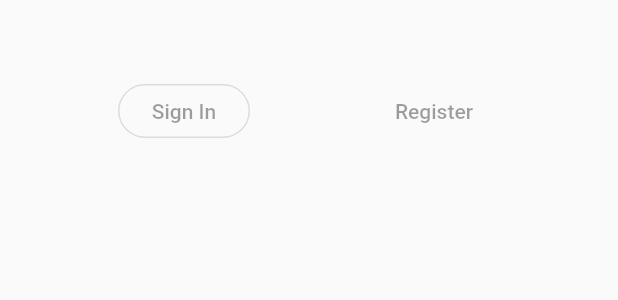
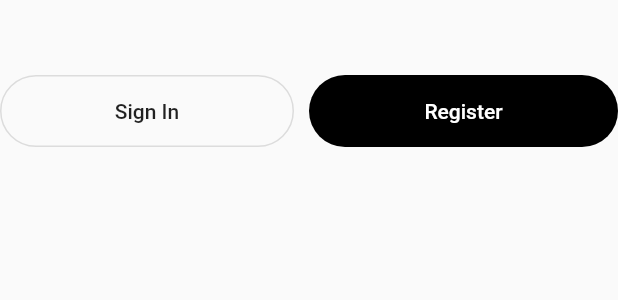
Before and after one commit to aimanuslim/Gas2Go, a Flutter app: the NextButtons widget shown alone on an empty page, opened directly, on a phone screen of 412 x 824 dp. Shown: the top 300 px of the screen. Run offline on Flutter 3.47's test engine with Material 2 defaults, Android fonts, the phone set to English and light mode, and no system bars; missing offline and left inert: transformer_page_view.

Commit message:
Added styling to onboarding buttons

```diff
--- a/lib/onboarding.dart
+++ b/lib/onboarding.dart
@@ -156,8 +156,8 @@ class Dots extends StatelessWidget {
         child: Padding(
           padding: EdgeInsets.only(left: 8.0, right: 8.0),
           child: Container(
-            width: 20.0,
-            height: 20.0,
+            width: 14.0,
+            height: 14.0,
             decoration: BoxDecoration(
               color: Colors.orangeAccent.withOpacity(.3),
               borderRadius: BorderRadius.circular(50.0),
@@ -177,8 +177,8 @@ class Dots extends StatelessWidget {
         child: Padding(
           padding: EdgeInsets.only(left: 5.0, right: 5.0),
           child: Container(
-            width: 14.0,
-            height: 14.0,
+            width: 8.0,
+            height: 8.0,
             decoration: BoxDecoration(
                 color: Colors.grey.withOpacity(0.7),
                 borderRadius: BorderRadius.circular(50.0)),
@@ -203,19 +203,64 @@ class NextButtons extends StatelessWidget {
     return Padding(
       padding: const EdgeInsets.only(top: 50.0),
       child: Container(
-        child: new Row(
+          child: Row(
+        children: <Widget>[
+          Expanded(
+            child: Container(
+              margin: EdgeInsets.only(right: 10.0),
+              child: OutlineButton(
+                padding: EdgeInsets.all(16.0),
+                child: Text("Sign In"),
+                shape: RoundedRectangleBorder(
+                  borderRadius: BorderRadius.circular(30.0),
+                ),
+                onPressed: () => null,
+              ),
+            ),
+          ),
+          Expanded(
+            child: Container(
+              decoration: BoxDecoration(
+                borderRadius: BorderRadius.circular(30.0),
+                color: Colors.black,
+              ),
+              child: FlatButton(
+                // splashColor: Colors.blue,
+                child: Text(
+                  "Register",
+                  style: TextStyle(color: Colors.white),
+                ),
+                onPressed: () => null,
+              ),
+            ),
+          )
+        ],
+      )
+
+      // Old button implementation
+          /* child: Row(
             mainAxisAlignment: MainAxisAlignment.spaceEvenly,
             children: <Widget>[
-            new OutlineButton(
+              OutlineButton(
                 child: Text('Sign In'),
-              shape: new RoundedRectangleBorder(borderRadius: new BorderRadius.circular(30.0)),
+                shape: RoundedRectangleBorder(
+                    borderRadius: BorderRadius.circular(30.0)),
               ),
-            new FlatButton(
-              child: Text('Register'),
-              color: Colors.red,
+              Container(
+                decoration: BoxDecoration(
+                  borderRadius: BorderRadius.circular(30.0),
+                  color: Colors.black,
+                ),
+                child: FlatButton(
+                  child: Text(
+                    'Register',
+                    style: TextStyle(color: Colors.white),
+                  ),
+                ),
               )
             ],
           ),
+          */
           ),
     );
   }
```
Lines whose indentation alone changed are shown as unchanged.
